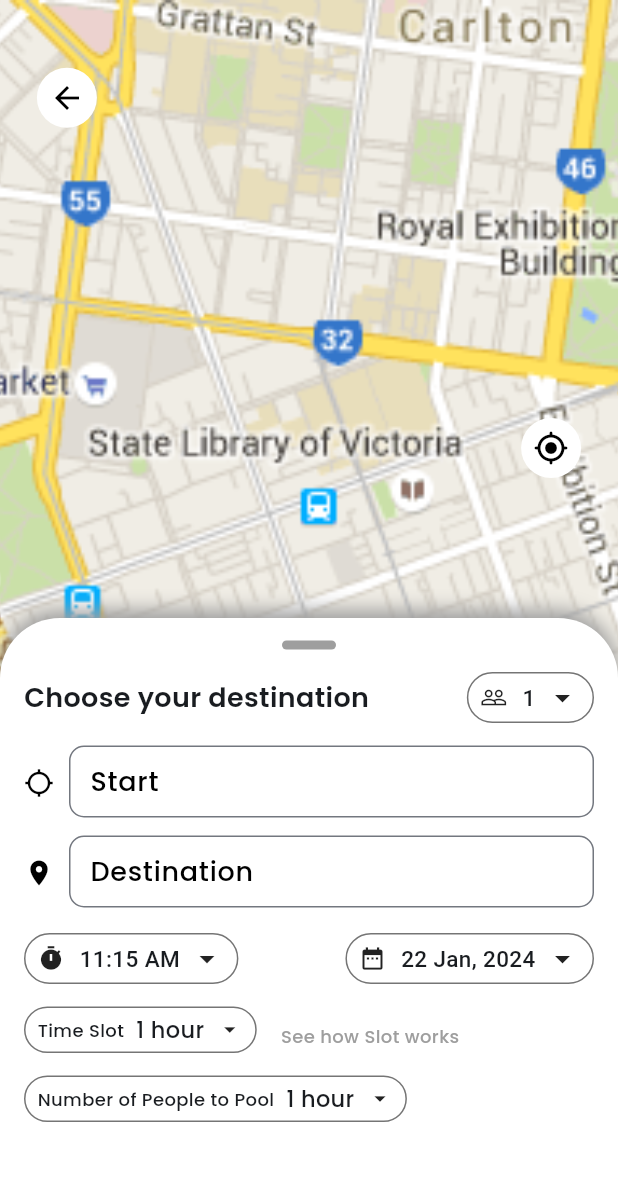
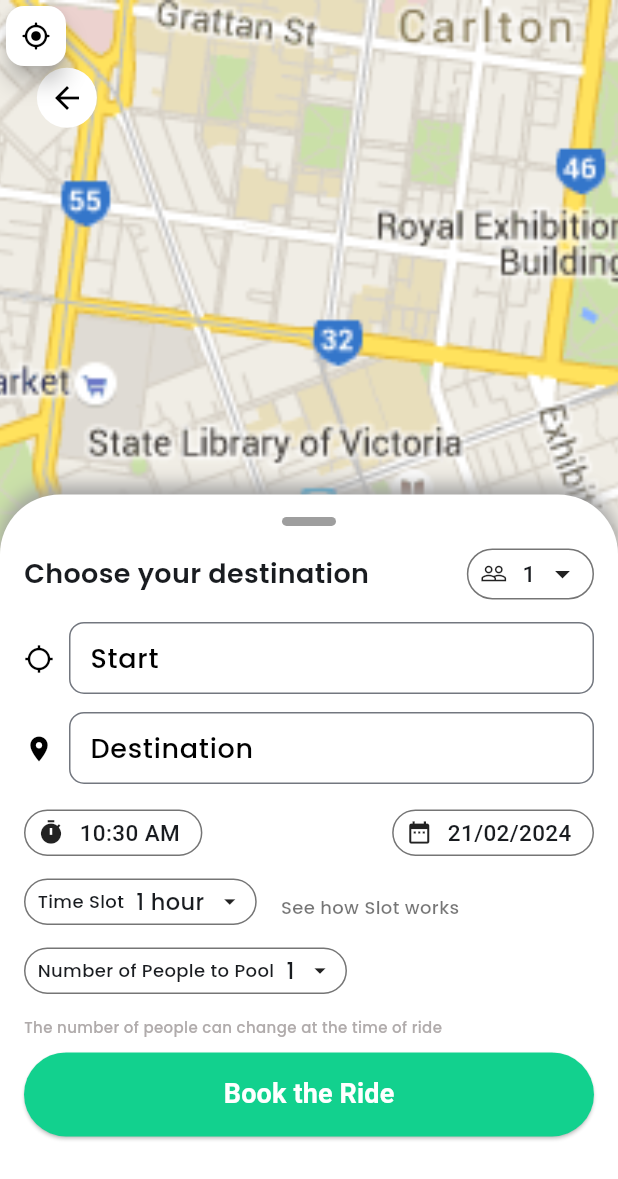
Before and after one commit to Jitik12/cab_pooling, a Flutter app: the CabPoolingPage screen opened by its route, after a tap on the "my location" icon, on a phone screen of 412 x 824 dp. Shown: the top 1179 px of the screen. Run offline on Flutter 3.47's test engine with Material 3 defaults, Android fonts, the phone set to English and light mode, and no system bars; our stand-ins replace google_fonts.

Commit message:
Added date picker and time picker with checks

```diff
--- a/frontend/lib/Views/cab_pooling.dart
+++ b/frontend/lib/Views/cab_pooling.dart
@@ -1,8 +1,13 @@
 import 'package:flutter/material.dart';
 import 'package:google_fonts/google_fonts.dart';
+import 'package:swift_street/Widgets/dialog/ok_dialog.dart';
+import 'package:swift_street/Widgets/grabber.dart';
 import 'package:swift_street/Widgets/iconedButton.dart';
-import 'package:swift_street/Widgets/input_field.dart';
+import 'package:swift_street/Widgets/location_input.dart';
+import 'package:swift_street/Widgets/text_prefixed_button.dart';
+import 'package:swift_street/enums/num_people.dart';
 import 'package:swift_street/enums/time_slot.dart';
+import 'package:intl/intl.dart';
 
 class CabPoolingPage extends StatefulWidget {
   const CabPoolingPage({super.key});
@@ -16,10 +21,13 @@ class _CabPoolingPageState extends State<CabPoolingPage> {
       startController; // Declare the TextEditingController
   late final TextEditingController
       destinationController; // Declare the TextEditingController
-  double _sheetPosition = 0.5;
+  double _sheetPosition = 0.6;
   double sheetPadding = 16;
-  int num_people = 1;
+  TimeSlot timeSlot = TimeSlot.hour_1;
+  NumPeople num_people = NumPeople.one;
 
+  TimeOfDay time = TimeOfDay.now();
+  DateTime date = DateTime.now();
   @override
   void initState() {
     super.initState();
@@ -34,6 +42,41 @@ class _CabPoolingPageState extends State<CabPoolingPage> {
         .dispose(); // Dispose the TextEditingController when not needed
     destinationController.dispose();
     super.dispose();
+  }
+
+  Future<DateTime> selectDate() async {
+    DateTime? pickedDate = await showDatePicker(
+        context: context,
+        initialDate: DateTime.now(),
+        firstDate: DateTime.now(),
+        //DateTime.now() - not to allow to choose before today.
+        lastDate: DateTime(2025));
+
+    if (pickedDate != null) {
+      return pickedDate;
+    }
+
+    return date;
+  }
+
+  Future<TimeOfDay> selectTime(BuildContext context) async {
+    final TimeOfDay? picked = await showTimePicker(
+      context: context,
+      initialEntryMode: TimePickerEntryMode.input,
+      errorInvalidText: '12 hour format',
+      initialTime: time,
+      builder: (BuildContext context, Widget? child) {
+        return MediaQuery(
+          data: MediaQuery.of(context).copyWith(alwaysUse24HourFormat: false),
+          child: child!,
+        );
+      },
+    );
+
+    if (picked != null) {
+      return picked;
+    }
+    return time;
   }
 
   @override
@@ -68,23 +111,12 @@ class _CabPoolingPageState extends State<CabPoolingPage> {
               ),
             ),
           ),
-          Positioned(
-            top: screenHeight / 3,
-            right: screenWidth / 20,
-            child: IconButton(
-              onPressed: () {},
-              icon: const Icon(
-                Icons.my_location_rounded,
-                color: Colors.black,
-              ),
-              style: ButtonStyle(
-                backgroundColor: MaterialStateProperty.all(Colors.white),
-                shape: MaterialStateProperty.all(
-                  const CircleBorder(),
-                ),
-                maximumSize: MaterialStateProperty.all(const Size(40, 40)),
-              ),
-            ),
+          FloatingActionButton(
+            onPressed: () {},
+            backgroundColor: Colors.white,
+            mini: true,
+            child: const Icon(Icons.my_location_rounded,
+                color: Colors.black, size: 20),
           ),
           DraggableScrollableSheet(
             initialChildSize: _sheetPosition,
@@ -126,7 +158,7 @@ class _CabPoolingPageState extends State<CabPoolingPage> {
                                   ),
                                   iconedButton(
                                     prefixIcon: Icons.people_outline,
-                                    text: num_people.toString(),
+                                    text: num_people.value,
                                     suffixIcon: Icons.arrow_drop_down,
                                     onPressed: () {},
                                   )
@@ -151,15 +183,26 @@ class _CabPoolingPageState extends State<CabPoolingPage> {
                               children: [
                                 iconedButton(
                                   prefixIcon: Icons.timer,
-                                  text: '11:15 AM',
-                                  suffixIcon: Icons.arrow_drop_down,
-                                  onPressed: () {},
+                                  text:
+                                      "${time.hour}:${time.minute < 10 ? '0' : ''}${time.minute} ${time.period.index == 0 ? 'AM' : 'PM'}",
+                                  onPressed: () async {
+                                    time = await selectTime(context);
+                                    setState(() {
+                                      time = time;
+                                    });
+                                  },
                                 ),
                                 iconedButton(
                                   prefixIcon: Icons.date_range,
-                                  text: '22 Jan, 2024',
-                                  suffixIcon: Icons.arrow_drop_down,
-                                  onPressed: () {},
+                                  text: DateFormat('dd/MM/yyyy')
+                                      .format(date)
+                                      .toString(), // 22 jan 2024
+                                  onPressed: () async {
+                                    date = await selectDate();
+                                    setState(() {
+                                      date = date;
+                                    });
+                                  },
                                 )
                               ],
                             ),
@@ -169,7 +212,7 @@ class _CabPoolingPageState extends State<CabPoolingPage> {
                             Row(children: [
                               TextPrefixedButton(
                                 text: 'Time Slot',
-                                enumValue: TimeSlot.hour_1,
+                                value: TimeSlot.hour_1.value,
                                 onPressed: () {},
                                 icon: Icons.arrow_drop_down,
                               ),
@@ -179,7 +222,7 @@ class _CabPoolingPageState extends State<CabPoolingPage> {
                                 child: Text(
                                   'See how Slot works',
                                   style: GoogleFonts.poppins(
-                                    color: Colors.grey,
+                                    color: Colors.black54,
                                     fontSize: 12,
                                     fontWeight: FontWeight.w500,
                                   ),
@@ -189,14 +232,71 @@ class _CabPoolingPageState extends State<CabPoolingPage> {
                             const SizedBox(
                               height: 15,
                             ),
-                            Row(children: [
-                              TextPrefixedButton(
-                                text: 'Number of People to Pool',
-                                enumValue: TimeSlot.hour_1,
-                                onPressed: () {},
-                                icon: Icons.arrow_drop_down,
+                            TextPrefixedButton(
+                              text: 'Number of People to Pool',
+                              value: NumPeople.one.value,
+                              onPressed: () {},
+                              icon: Icons.arrow_drop_down,
+                            ),
+                            const SizedBox(
+                              height: 15,
+                            ),
+                            Text(
+                                'The number of people can change at the time of ride',
+                                style: GoogleFonts.poppins(
+                                  color:
+                                      const Color.fromARGB(255, 176, 171, 171),
+                                  fontSize: 10,
+                                  fontWeight: FontWeight.w500,
+                                )),
+                            const SizedBox(height: 10),
+                            SizedBox(
+                              width: double.infinity,
+                              child: ElevatedButton(
+                                onPressed: () async {
+                                  int totalTime = date.millisecondsSinceEpoch +
+                                      time.hour * 60 * 60 * 1000 +
+                                      time.minute * 60 * 1000;
+
+                                  int currentTime =
+                                      DateTime.now().millisecondsSinceEpoch;
+
+                                  if (totalTime < currentTime) {
+                                    await showOkDialog(
+                                      context: context,
+                                      title: 'Invalid Time',
+                                      content:
+                                          'Please select a time in the future',
+                                    );
+                                    return;
+                                  }
+                                },
+                                style: ButtonStyle(
+                                  backgroundColor: MaterialStateProperty.all(
+                                    const Color.fromARGB(255, 18, 209, 142),
+                                  ),
+                                  padding: MaterialStateProperty.all(
+                                    const EdgeInsets.symmetric(
+                                      horizontal: 40,
+                                      vertical: 15,
+                                    ),
+                                  ),
+                                  shape: MaterialStateProperty.all(
+                                    RoundedRectangleBorder(
+                                      borderRadius: BorderRadius.circular(40),
+                                    ),
+                                  ),
+                                ),
+                                child: const Text(
+                                  'Book the Ride',
+                                  style: TextStyle(
+                                    fontSize: 18,
+                                    color: Colors.white,
+                                    fontWeight: FontWeight.w600,
+                                  ),
+                                ),
                               ),
-                            ])
+                            ),
                           ],
                         ),
                       ),
@@ -211,119 +311,3 @@ class _CabPoolingPageState extends State<CabPoolingPage> {
     );
   }
 }
-
-class Grabber extends StatelessWidget {
-  const Grabber({super.key});
-
-  @override
-  Widget build(BuildContext context) {
-    return Container(
-      width: double.infinity,
-      child: Align(
-        alignment: Alignment.topCenter,
-        child: Container(
-          margin: const EdgeInsets.symmetric(vertical: 15.0),
-          width: 36.0,
-          height: 6.0,
-          decoration: BoxDecoration(
-            color: Colors.grey,
-            borderRadius: BorderRadius.circular(8.0),
-          ),
-        ),
-      ),
-    );
-  }
-}
-
-Widget locationInput({
-  required String hintText,
-  required TextEditingController controller,
-  required double width,
-  required IconData icon,
-}) {
-  return Row(
-    mainAxisAlignment: MainAxisAlignment.spaceBetween,
-    crossAxisAlignment: CrossAxisAlignment.center,
-    children: [
-      Icon(
-        icon,
-        color: Colors.black,
-        size: 20.0,
-      ),
-      const SizedBox(width: 10),
-      SizedBox(
-        width: width,
-        height: 50,
-        child: InputField(
-          hintText: hintText,
-          controller: controller,
-          args: {
-            'keyboardType': TextInputType.streetAddress,
-            'contentPadding': const EdgeInsets.all(10.0),
-            'alignment': TextAlign.start,
-            'hintSize': 18.0,
-          },
-        ),
-      )
-    ],
-  );
-}
-
-class TextPrefixedButton<E> extends StatelessWidget {
-  final String text;
-  final TimeSlot enumValue;
-  final Function() onPressed;
-  final IconData icon;
-  const TextPrefixedButton(
-      {super.key,
-      required this.text,
-      required this.enumValue,
-      required this.onPressed,
-      required this.icon});
-
-  @override
-  Widget build(BuildContext context) {
-    return IntrinsicWidth(
-      child: Container(
-        decoration: BoxDecoration(
-          color: Colors.white,
-          borderRadius: BorderRadius.circular(40),
-          border: Border.all(color: Colors.black54),
-        ),
-        child: InkWell(
-          onTap: onPressed,
-          child: Padding(
-            padding: const EdgeInsets.symmetric(horizontal: 8.0, vertical: 4),
-            child: Row(
-              mainAxisAlignment: MainAxisAlignment.spaceBetween,
-              children: [
-                Text(
-                  text,
-                  style: GoogleFonts.poppins(
-                    fontSize: 12,
-                    fontWeight: FontWeight.w500,
-                  ),
-                ),
-                const SizedBox(width: 8.0),
-                Text(
-                  enumValue.name.toString().split('.').last,
-                  style: GoogleFonts.poppins(
-                    fontSize: 15,
-                    fontWeight: FontWeight.w500,
-                  ),
-                ),
-                const SizedBox(
-                  width: 8.0,
-                ),
-                const Icon(
-                  Icons.arrow_drop_down,
-                  size: 18,
-                ),
-              ],
-            ),
-          ),
-        ),
-      ),
-    );
-  }
-}
--- /dev/null
+++ b/frontend/lib/Widgets/grabber.dart
@@ -0,0 +1,24 @@
+import 'package:flutter/material.dart';
+
+class Grabber extends StatelessWidget {
+  const Grabber({super.key});
+
+  @override
+  Widget build(BuildContext context) {
+    return Container(
+      width: double.infinity,
+      child: Align(
+        alignment: Alignment.topCenter,
+        child: Container(
+          margin: const EdgeInsets.symmetric(vertical: 15.0),
+          width: 36.0,
+          height: 6.0,
+          decoration: BoxDecoration(
+            color: Colors.grey,
+            borderRadius: BorderRadius.circular(8.0),
+          ),
+        ),
+      ),
+    );
+  }
+}
--- a/frontend/lib/Widgets/iconedButton.dart
+++ b/frontend/lib/Widgets/iconedButton.dart
@@ -1,9 +1,9 @@
 import 'package:flutter/material.dart';
 
 Widget iconedButton({
-  required IconData prefixIcon,
+  IconData? prefixIcon,
   required String text,
-  required IconData suffixIcon,
+  IconData? suffixIcon,
   required Function() onPressed,
 }) {
   return Container(
@@ -19,7 +19,8 @@ Widget iconedButton({
         child: Row(
           mainAxisAlignment: MainAxisAlignment.spaceBetween,
           children: [
-            Icon(prefixIcon, size: 18),
+            // show only if prefixIcon is not null
+            if (prefixIcon != null) Icon(prefixIcon, size: 18),
             const SizedBox(width: 10.0),
             Text(
               text,
@@ -29,7 +30,7 @@ Widget iconedButton({
               ),
             ),
             const SizedBox(width: 6.0),
-            Icon(suffixIcon),
+            if (suffixIcon != null) Icon(suffixIcon),
           ],
         ),
       ),
--- /dev/null
+++ b/frontend/lib/Widgets/location_input.dart
@@ -0,0 +1,36 @@
+import 'package:flutter/material.dart';
+import 'package:swift_street/Widgets/input_field.dart';
+
+Widget locationInput({
+  required String hintText,
+  required TextEditingController controller,
+  required double width,
+  required IconData icon,
+}) {
+  return Row(
+    mainAxisAlignment: MainAxisAlignment.spaceBetween,
+    crossAxisAlignment: CrossAxisAlignment.center,
+    children: [
+      Icon(
+        icon,
+        color: Colors.black,
+        size: 20.0,
+      ),
+      const SizedBox(width: 10),
+      SizedBox(
+        width: width,
+        height: 50,
+        child: InputField(
+          hintText: hintText,
+          controller: controller,
+          args: {
+            'keyboardType': TextInputType.streetAddress,
+            'contentPadding': const EdgeInsets.all(10.0),
+            'alignment': TextAlign.start,
+            'hintSize': 18.0,
+          },
+        ),
+      )
+    ],
+  );
+}
--- /dev/null
+++ b/frontend/lib/Widgets/text_prefixed_button.dart
@@ -0,0 +1,65 @@
+import 'package:flutter/material.dart';
+import 'package:google_fonts/google_fonts.dart';
+import 'package:swift_street/enums/num_people.dart';
+import 'package:swift_street/enums/time_slot.dart';
+
+class TextPrefixedButton<E> extends StatelessWidget {
+  final String text;
+  final String value;
+  final Function() onPressed;
+  final IconData icon;
+
+  const TextPrefixedButton(
+      {super.key,
+      required this.text,
+      required this.value,
+      required this.onPressed,
+      required this.icon});
+
+  @override
+  Widget build(BuildContext context) {
+
+    return IntrinsicWidth(
+      child: Container(
+        decoration: BoxDecoration(
+          color: Colors.white,
+          borderRadius: BorderRadius.circular(40),
+          border: Border.all(color: Colors.black54),
+        ),
+        child: InkWell(
+          onTap: onPressed,
+          child: Padding(
+            padding: const EdgeInsets.symmetric(horizontal: 8.0, vertical: 4),
+            child: Row(
+              mainAxisAlignment: MainAxisAlignment.spaceBetween,
+              children: [
+                Text(
+                  text,
+                  style: GoogleFonts.poppins(
+                    fontSize: 12,
+                    fontWeight: FontWeight.w500,
+                  ),
+                ),
+                const SizedBox(width: 8.0),
+                Text(
+                  value,
+                  style: GoogleFonts.poppins(
+                    fontSize: 15,
+                    fontWeight: FontWeight.w500,
+                  ),
+                ),
+                const SizedBox(
+                  width: 8.0,
+                ),
+                const Icon(
+                  Icons.arrow_drop_down,
+                  size: 18,
+                ),
+              ],
+            ),
+          ),
+        ),
+      ),
+    );
+  }
+}
--- a/frontend/lib/enums/num_people.dart
+++ b/frontend/lib/enums/num_people.dart
@@ -1,23 +1,23 @@
-enum NumPeople<int> {
+enum NumPeople {
   one,
   two,
   three,
-  four,
+  four;
 }
 
 extension NumPeopleExtension on NumPeople {
-  int get value {
+  String get value {
     switch (this) {
       case NumPeople.one:
-        return 1;
+        return '1';
       case NumPeople.two:
-        return 2;
+        return '2';
       case NumPeople.three:
-        return 3;
+        return '3';
       case NumPeople.four:
-        return 4;
+        return '4';
       default:
-        return 0;
+        return '';
     }
   }
 }
--- a/frontend/lib/enums/time_slot.dart
+++ b/frontend/lib/enums/time_slot.dart
@@ -1,18 +1,19 @@
-enum TimeSlot<String> {
+enum TimeSlot {
   hourHalf,
   hour_1,
-  hour_2,
+  hour_2;
+
+
 }
-
 extension TimeSlotExtension on TimeSlot {
-  String get name {
+  String get value {
     switch (this) {
       case TimeSlot.hourHalf:
-        return '1/2 hour';
+        return '30 minutes';
       case TimeSlot.hour_1:
         return '1 hour';
       case TimeSlot.hour_2:
-        return '2 Hour';
+        return '2 hours';
       default:
         return '';
     }
--- a/frontend/pubspec.yaml
+++ b/frontend/pubspec.yaml
@@ -37,6 +37,7 @@ dependencies:
   cupertino_icons: ^1.0.2
   google_fonts: ^6.1.0
   flutter_svg: ^2.0.9
+  intl: ^0.19.0
 
 dev_dependencies:
   flutter_test:
```
Also changed, not shown: frontend/lib/Widgets/dialog/generic_dialog.dart (added, +30 -0 lines), frontend/lib/Widgets/dialog/ok_dialog.dart (added, +17 -0 lines), frontend/pubspec.lock.
